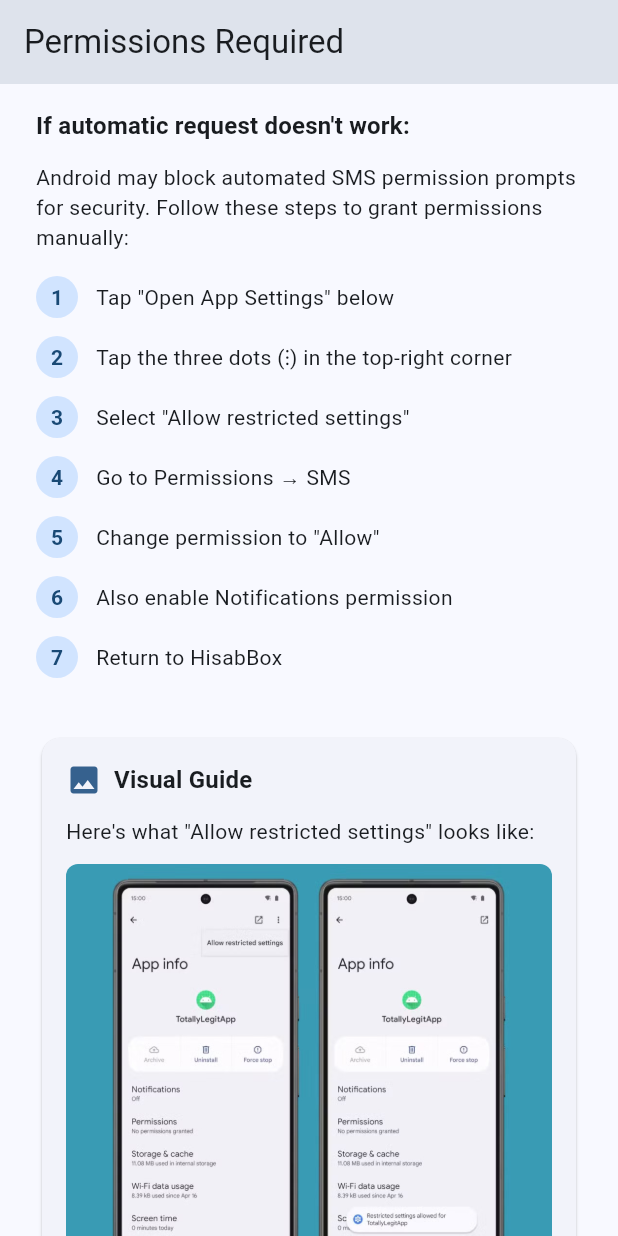
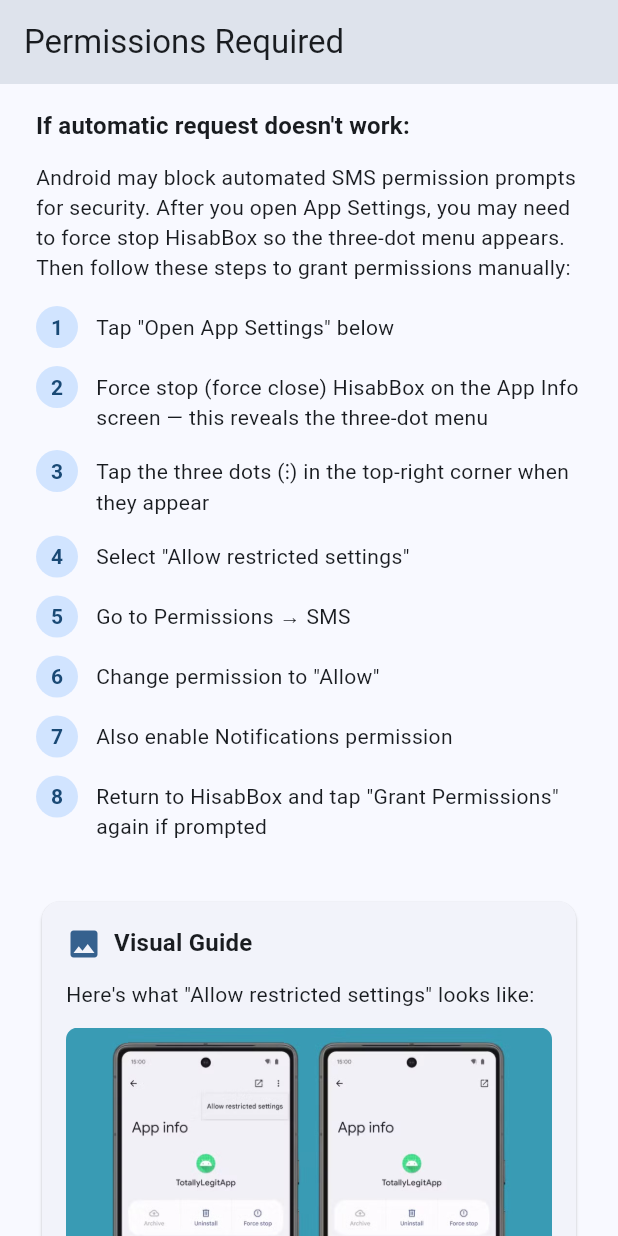
Before and after one commit to md-riaz/HisabBox, a Flutter app: the PermissionRequiredScreen screen opened directly with empty values, scrolled down 576 dp, on a phone screen of 412 x 824 dp. Run offline on Flutter 3.47's test engine with Material 3 defaults, Android fonts, the phone set to English and light mode, and no system bars; our stand-ins replace dio, get, permission_handler, shared_preferences, sqflite; missing offline and left inert: another_telephony, workmanager; accounts and stored records are empty.

Commit message:
Clarify manual permission steps and pad import button (#30)
* Clarify manual permission steps and pad import button

* Clarify manual permission follow-up instructions

```diff
--- a/lib/screens/import_screen.dart
+++ b/lib/screens/import_screen.dart
@@ -143,7 +143,10 @@ class _ImportScreenState extends State<ImportScreen> {
                     ElevatedButton(
                       onPressed: _isImporting ? null : _importSms,
                       style: ElevatedButton.styleFrom(
-                        padding: const EdgeInsets.symmetric(vertical: 16),
+                        padding: const EdgeInsets.symmetric(
+                          horizontal: 24,
+                          vertical: 16,
+                        ),
                         shape: RoundedRectangleBorder(
                           borderRadius: BorderRadius.circular(12),
                         ),
--- a/lib/screens/permission_required_screen.dart
+++ b/lib/screens/permission_required_screen.dart
@@ -2,8 +2,10 @@ import 'package:flutter/material.dart';
 import 'package:hisabbox/services/permission_service.dart';
 
 class PermissionRequiredScreen extends StatefulWidget {
-  const PermissionRequiredScreen(
-      {super.key, required this.onPermissionsGranted});
+  const PermissionRequiredScreen({
+    super.key,
+    required this.onPermissionsGranted,
+  });
 
   final Future<void> Function() onPermissionsGranted;
 
@@ -91,9 +93,7 @@ class _PermissionRequiredScreenState extends State<PermissionRequiredScreen>
     final theme = Theme.of(context);
 
     return Scaffold(
-      appBar: AppBar(
-        title: const Text('Permissions Required'),
-      ),
+      appBar: AppBar(title: const Text('Permissions Required')),
       body: SingleChildScrollView(
         padding: const EdgeInsets.all(24.0),
         child: Column(
@@ -177,14 +177,14 @@ class _PermissionRequiredScreenState extends State<PermissionRequiredScreen>
                     ? const SizedBox(
                         width: 20,
                         height: 20,
-                        child: CircularProgressIndicator(
-                          strokeWidth: 2,
-                        ),
+                        child: CircularProgressIndicator(strokeWidth: 2),
                       )
                     : const Icon(Icons.check_circle),
-                label: Text(_isRequestingPermission
-                    ? 'Requesting...'
-                    : 'Grant Permissions'),
+                label: Text(
+                  _isRequestingPermission
+                      ? 'Requesting...'
+                      : 'Grant Permissions',
+                ),
               ),
             ),
             const SizedBox(height: 16),
@@ -201,7 +201,7 @@ class _PermissionRequiredScreenState extends State<PermissionRequiredScreen>
             ),
             const SizedBox(height: 12),
             Text(
-              'Android may block automated SMS permission prompts for security. Follow these steps to grant permissions manually:',
+              'Android may block automated SMS permission prompts for security. After you open App Settings, you may need to force stop HisabBox so the three-dot menu appears. Then follow these steps to grant permissions manually:',
               style: theme.textTheme.bodyMedium,
             ),
             const SizedBox(height: 16),
@@ -214,27 +214,31 @@ class _PermissionRequiredScreenState extends State<PermissionRequiredScreen>
                 ),
                 _InstructionStep(
                   number: '2',
-                  text: 'Tap the three dots (⋮) in the top-right corner',
+                  text:
+                      'Force stop (force close) HisabBox on the App Info screen — this reveals the three-dot menu',
                 ),
                 _InstructionStep(
                   number: '3',
-                  text: 'Select "Allow restricted settings"',
+                  text:
+                      'Tap the three dots (⋮) in the top-right corner when they appear',
                 ),
                 _InstructionStep(
                   number: '4',
-                  text: 'Go to Permissions → SMS',
+                  text: 'Select "Allow restricted settings"',
                 ),
+                _InstructionStep(number: '5', text: 'Go to Permissions → SMS'),
                 _InstructionStep(
-                  number: '5',
+                  number: '6',
                   text: 'Change permission to "Allow"',
                 ),
                 _InstructionStep(
-                  number: '6',
+                  number: '7',
                   text: 'Also enable Notifications permission',
                 ),
                 _InstructionStep(
-                  number: '7',
-                  text: 'Return to HisabBox',
+                  number: '8',
+                  text:
+                      'Return to HisabBox and tap "Grant Permissions" again if prompted',
                 ),
               ],
             ),
@@ -249,10 +253,7 @@ class _PermissionRequiredScreenState extends State<PermissionRequiredScreen>
                   children: [
                     Row(
                       children: [
-                        Icon(
-                          Icons.image,
-                          color: theme.colorScheme.primary,
-                        ),
+                        Icon(Icons.image, color: theme.colorScheme.primary),
                         const SizedBox(width: 8),
                         Text(
                           'Visual Guide',
@@ -354,10 +355,7 @@ class _InstructionStep extends StatelessWidget {
           Expanded(
             child: Padding(
               padding: const EdgeInsets.only(top: 4.0),
-              child: Text(
-                text,
-                style: theme.textTheme.bodyMedium,
-              ),
+              child: Text(text, style: theme.textTheme.bodyMedium),
             ),
           ),
         ],
@@ -383,11 +381,7 @@ class _PermissionItem extends StatelessWidget {
     return Row(
       crossAxisAlignment: CrossAxisAlignment.start,
       children: [
-        Icon(
-          icon,
-          size: 24,
-          color: theme.colorScheme.primary,
-        ),
+        Icon(icon, size: 24, color: theme.colorScheme.primary),
         const SizedBox(width: 12),
         Expanded(
           child: Column(
@@ -400,10 +394,7 @@ class _PermissionItem extends StatelessWidget {
                 ),
               ),
               const SizedBox(height: 4),
-              Text(
-                description,
-                style: theme.textTheme.bodySmall,
-              ),
+              Text(description, style: theme.textTheme.bodySmall),
             ],
           ),
         ),
```
Lines whose indentation alone changed are shown as unchanged.
